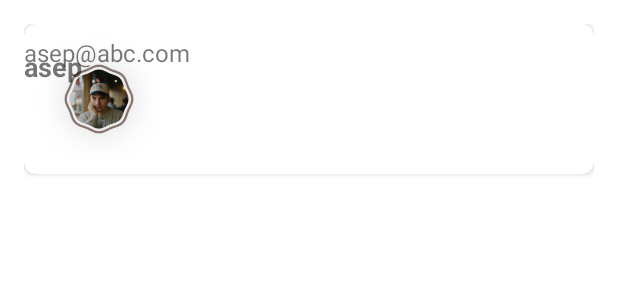
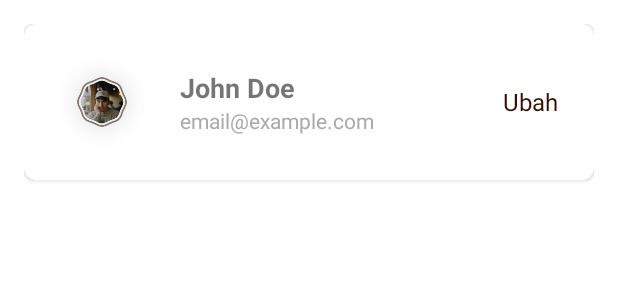
Before and after one commit to FokusIn-C23-C122/fokusin-app, an Android app built with Jetpack Compose: the layout fragment_setting.xml on its own in the app's theme, with its tools: preview values and no code run, on a phone screen of 412 x 824 dp. Shown: the top 300 px of the screen. Run offline under Robolectric (Android 15) with nearby library versions, the phone set to English and light mode, and no system bars.

Commit message:
update fix some issue in scrn

```diff
--- a/app/src/main/java/com/capstone/fokusin/ui/fragment/HomeFragment.kt
+++ b/app/src/main/java/com/capstone/fokusin/ui/fragment/HomeFragment.kt
@@ -21,12 +21,16 @@ class HomeFragment : Fragment() {
 
         val iv: ImageView = view.findViewById(R.id.setting)
         val ibtn: Button = view.findViewById(R.id.startButton)
+        val nbtn: Button = view.findViewById(R.id.btn_next)
         iv.setOnClickListener {
             lodFragment(SettingFragment())
         }
         ibtn.setOnClickListener {
             val intent = Intent(activity, LoginScreen::class.java)
             startActivity(intent)
+        }
+        nbtn.setOnClickListener {
+            lodFragment(StatistikFragment())
         }
         return view
     }
--- /dev/null
+++ b/app/src/main/res/drawable/help_ic.xml
@@ -0,0 +1,5 @@
+<vector android:autoMirrored="true" android:height="24dp"
+    android:tint="#5E2727" android:viewportHeight="24"
+    android:viewportWidth="24" android:width="24dp" xmlns:android="http://schemas.android.com/apk/res/android">
+    <path android:fillColor="@android:color/white" android:pathData="M12,2C6.48,2 2,6.48 2,12s4.48,10 10,10 10,-4.48 10,-10S17.52,2 12,2zM13,19h-2v-2h2v2zM15.07,11.25l-0.9,0.92C13.45,12.9 13,13.5 13,15h-2v-0.5c0,-1.1 0.45,-2.1 1.17,-2.83l1.24,-1.26c0.37,-0.36 0.59,-0.86 0.59,-1.41 0,-1.1 -0.9,-2 -2,-2s-2,0.9 -2,2L8,9c0,-2.21 1.79,-4 4,-4s4,1.79 4,4c0,0.88 -0.36,1.68 -0.93,2.25z"/>
+</vector>
--- /dev/null
+++ b/app/src/main/res/drawable/logout_ic.xml
@@ -0,0 +1,5 @@
+<vector android:autoMirrored="true" android:height="24dp"
+    android:tint="#5E2727" android:viewportHeight="24"
+    android:viewportWidth="24" android:width="24dp" xmlns:android="http://schemas.android.com/apk/res/android">
+    <path android:fillColor="@android:color/white" android:pathData="M17,7l-1.41,1.41L18.17,11H8v2h10.17l-2.58,2.58L17,17l5,-5zM4,5h8V3H4c-1.1,0 -2,0.9 -2,2v14c0,1.1 0.9,2 2,2h8v-2H4V5z"/>
+</vector>
--- /dev/null
+++ b/app/src/main/res/drawable/user_manual.xml
@@ -0,0 +1,5 @@
+<vector android:height="24dp" android:tint="#5E2727"
+    android:viewportHeight="24" android:viewportWidth="24"
+    android:width="24dp" xmlns:android="http://schemas.android.com/apk/res/android">
+    <path android:fillColor="@android:color/white" android:pathData="M12,1L3,5v6c0,5.55 3.84,10.74 9,12c5.16,-1.26 9,-6.45 9,-12V5L12,1L12,1zM11,7h2v2h-2V7zM11,11h2v6h-2V11z"/>
+</vector>
--- a/app/src/main/res/layout/fragment_setting.xml
+++ b/app/src/main/res/layout/fragment_setting.xml
@@ -4,6 +4,7 @@
     android:layout_width="match_parent"
     android:layout_height="match_parent"
     android:orientation="vertical"
+    android:background="@color/white"
     android:padding="16dp">
 
     <androidx.cardview.widget.CardView
@@ -13,43 +14,70 @@
         android:padding="16dp"
         app:cardCornerRadius="8dp">
 
-        <!-- Foto profil -->
+        <LinearLayout
+            android:layout_width="match_parent"
+            android:layout_height="wrap_content"
+            android:orientation="horizontal"
+            android:padding="16dp">
+
             <ImageView
-            android:id="@+id/profile_image"
-            android:layout_width="100dp"
-            android:layout_height="100dp"
+                android:id="@+id/iv_prof"
+                android:layout_width="72dp"
+                android:layout_height="72dp"
                 android:src="@drawable/propil"
-            android:scaleType="centerCrop"
-            android:contentDescription="@string/pf_img_desc" />
+                android:scaleType="centerCrop"/>
 
-        <!-- Nama pengguna -->
+            <LinearLayout
+                android:layout_width="0dp"
+                android:layout_height="wrap_content"
+                android:layout_weight="1"
+                android:layout_gravity="center"
+                android:orientation="vertical"
+                android:paddingStart="16dp">
+
                 <TextView
                     android:id="@+id/tv_name"
-            android:layout_width="match_parent"
+                    android:layout_width="wrap_content"
                     android:layout_height="wrap_content"
-            android:layout_marginTop="16dp"
-            android:text="asep"
+                    android:text="John Doe"
                     android:textSize="18sp"
-            android:textStyle="bold" />
+                    android:textStyle="bold"/>
 
-        <!-- Email pengguna -->
                 <TextView
                     android:id="@+id/tv_email"
-            android:layout_width="match_parent"
+                    android:layout_width="wrap_content"
                     android:layout_height="wrap_content"
-            android:layout_marginTop="8dp"
-            android:text="asep@abc.com"
-            android:textSize="16sp" />
+                    android:text="email@example.com"
+                    android:textSize="14sp"
+                    android:textColor="@android:color/darker_gray"/>
+
+            </LinearLayout>
+
+            <TextView
+                android:layout_width="wrap_content"
+                android:layout_height="wrap_content"
+                android:layout_gravity="center"
+                android:text="Ubah"
+                android:textColor="@color/plt_brown"
+                android:textSize="16sp"
+                android:padding="8dp"/>
+
+        </LinearLayout>
 
 
     </androidx.cardview.widget.CardView>
 
     <!-- Daftar menu -->
-    <ListView
-        android:id="@+id/menu_list"
+<!--    <ListView-->
+<!--        android:id="@+id/menu_list"-->
+<!--        android:layout_width="match_parent"-->
+<!--        android:layout_height="wrap_content"-->
+<!--        android:divider="@android:color/darker_gray"-->
+<!--        android:dividerHeight="0.5dp" />-->
+    <androidx.recyclerview.widget.RecyclerView
+        android:id="@+id/menuRecyclerView"
         android:layout_width="match_parent"
-        android:layout_height="wrap_content"
-        android:divider="@android:color/darker_gray"
-        android:dividerHeight="0.5dp" />
+        android:layout_height="match_parent"/>
+
 
 </LinearLayout>
--- a/app/src/main/res/values/colors.xml
+++ b/app/src/main/res/values/colors.xml
@@ -15,4 +15,5 @@
     <color name="plt_pink2">#F5DED6</color>
     <color name="plt_brown">#360F00</color>
     <color name="plt_yelo">#F1E3A8</color>
+    <color name="menu_text_color">#000000</color>
 </resources>
```
Also changed, not shown: app/src/main/java/com/capstone/fokusin/ui/adapter/CustomListAdapter.kt (added, +58 -0 lines), app/src/main/java/com/capstone/fokusin/ui/fragment/SettingFragment.kt (+43 -15 lines), app/src/main/res/drawable/record.xml (added, +22 -0 lines), app/src/main/res/layout/fragment_record.xml (+31 -1 lines), app/src/main/res/layout/list_item_menu.xml (added, +41 -0 lines). Lines whose indentation alone changed are shown as unchanged.
